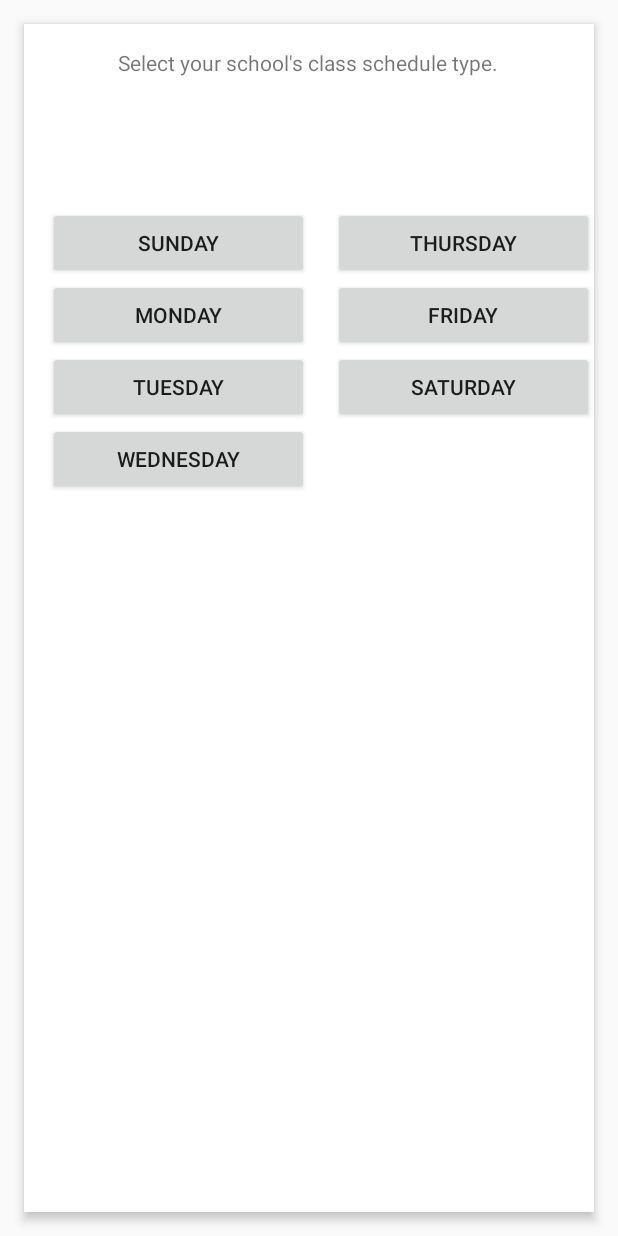
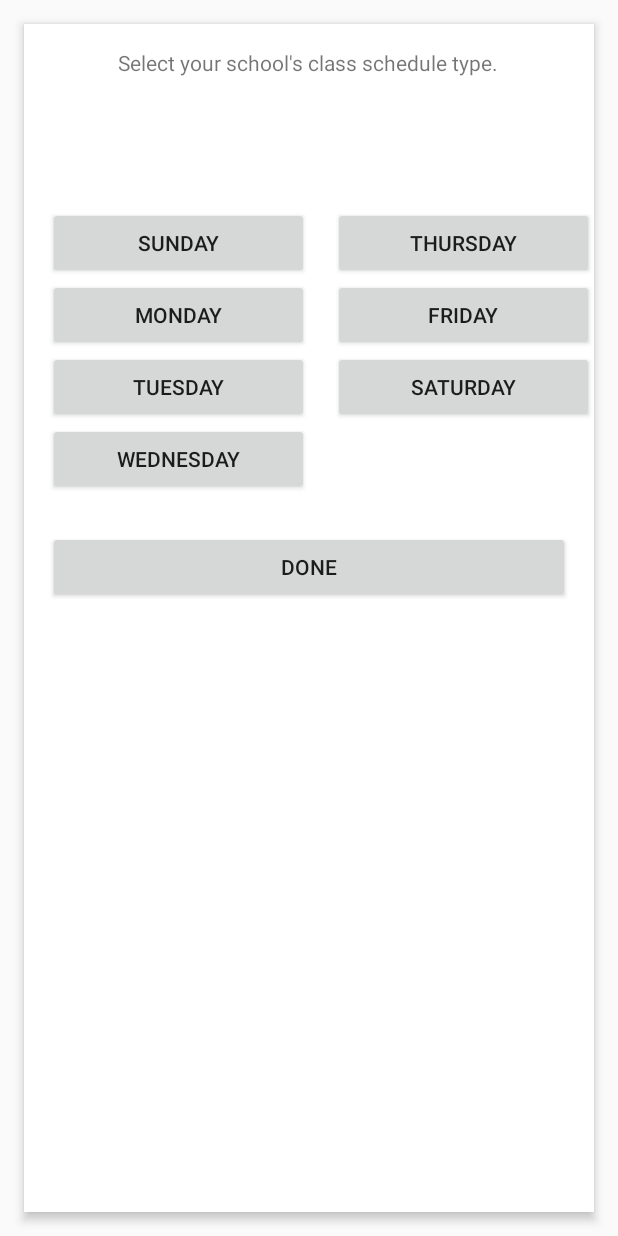
Before and after one commit to ericdecanini/Plume-SchoolAssistant, an Android app: the layout class_time_three.xml on its own in the app's theme, with its tools: preview values and no code run, on a phone screen of 412 x 824 dp. Run offline under Robolectric (Android 15) with nearby library versions, the phone set to English and light mode, and no system bars.

```diff
--- a/app/src/main/java/com/pdt/plume/ClassTimeOneFragment.java
+++ b/app/src/main/java/com/pdt/plume/ClassTimeOneFragment.java
@@ -9,9 +9,7 @@ import android.view.View;
 import android.view.ViewGroup;
 import android.widget.Button;
 
-/**
- * A simple {@link Fragment} subclass.
- */
+
 public class ClassTimeOneFragment extends Fragment {
 
 
--- a/app/src/main/res/layout/class_time_three.xml
+++ b/app/src/main/res/layout/class_time_three.xml
@@ -42,23 +42,27 @@
             android:layout_marginStart="16dp" >
 
             <Button
+                android:id="@+id/class_three_sunday"
                 android:layout_width="match_parent"
                 android:layout_height="wrap_content"
                 android:layout_gravity="center_horizontal"
                 android:text="@string/class_time_three_sunday" />
             <Button
+                android:id="@+id/class_three_monday"
                 android:layout_width="match_parent"
                 android:layout_height="wrap_content"
                 android:layout_gravity="center_horizontal"
                 android:text="@string/class_time_three_monday" />
 
             <Button
+                android:id="@+id/class_three_tuesday"
                 android:layout_width="match_parent"
                 android:layout_height="wrap_content"
                 android:layout_gravity="center_horizontal"
                 android:text="@string/class_time_three_tuesday" />
 
             <Button
+                android:id="@+id/class_three_wednesday"
                 android:layout_width="match_parent"
                 android:layout_height="wrap_content"
                 android:layout_gravity="center_horizontal"
@@ -76,17 +80,20 @@
             android:layout_marginStart="16dp" >
 
             <Button
+                android:id="@+id/class_three_thursday"
                 android:layout_width="match_parent"
                 android:layout_height="wrap_content"
                 android:layout_gravity="center_horizontal"
                 android:text="@string/class_time_three_thursday" />
             <Button
+                android:id="@+id/class_three_friday"
                 android:layout_width="match_parent"
                 android:layout_height="wrap_content"
                 android:layout_gravity="center_horizontal"
                 android:text="@string/class_time_three_friday" />
 
             <Button
+                android:id="@+id/class_three_saturday"
                 android:layout_width="match_parent"
                 android:layout_height="wrap_content"
                 android:layout_gravity="center_horizontal"
@@ -96,5 +103,17 @@
 
     </LinearLayout>
 
+    <Button
+        android:layout_marginTop="24dp"
+        android:layout_marginLeft="16dp"
+        android:layout_marginStart="16dp"
+        android:layout_marginRight="16dp"
+        android:layout_marginEnd="16dp"
+        android:id="@+id/class_three_done"
+        android:layout_width="match_parent"
+        android:layout_height="wrap_content"
+        android:layout_gravity="center_horizontal"
+        android:text="@string/done" />
+
 
 </LinearLayout>
--- a/app/src/main/res/layout/class_time_two.xml
+++ b/app/src/main/res/layout/class_time_two.xml
@@ -22,6 +22,7 @@
         android:layout_gravity="center_horizontal" />
 
     <Button
+        android:id="@+id/class_two_weeksame"
         android:layout_width="match_parent"
         android:layout_height="wrap_content"
         android:layout_gravity="center_horizontal"
@@ -33,6 +34,7 @@
         android:text="@string/class_time_two_sameweek" />
 
     <Button
+        android:id="@+id/class_two_weekalt"
         android:layout_width="match_parent"
         android:layout_height="wrap_content"
         android:layout_gravity="center_horizontal"
```
Also changed, not shown: app/src/main/java/com/pdt/plume/ClassTimeThreeFragment.java (added, +121 -0 lines), app/src/main/java/com/pdt/plume/ClassTimeTwoFragment.java (+30 -3 lines), app/src/main/java/com/pdt/plume/NewScheduleActivity.java (+37 -15 lines).
